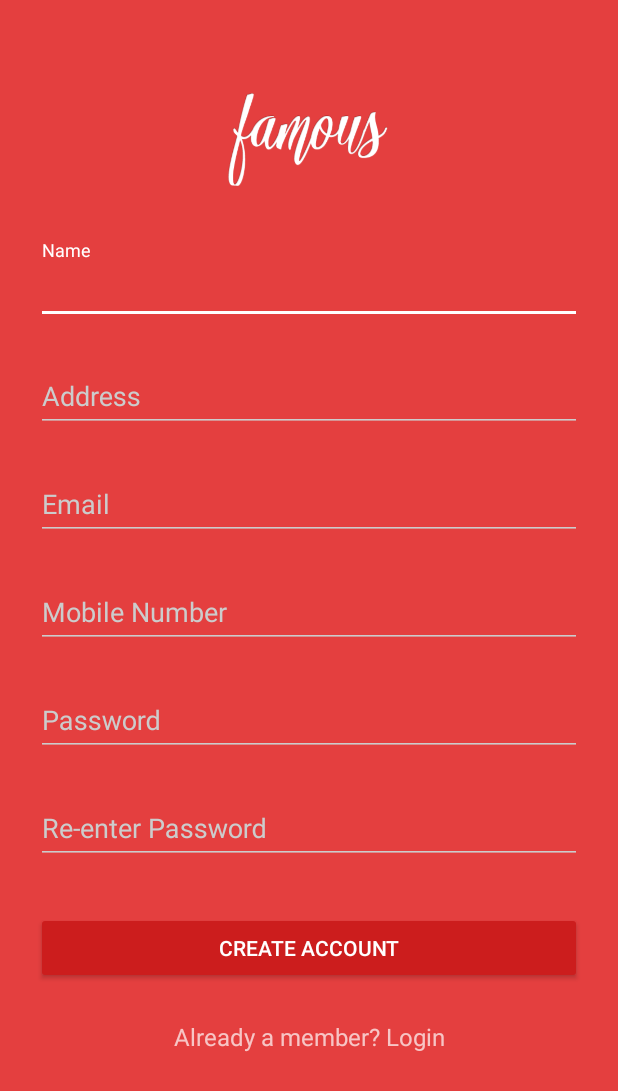
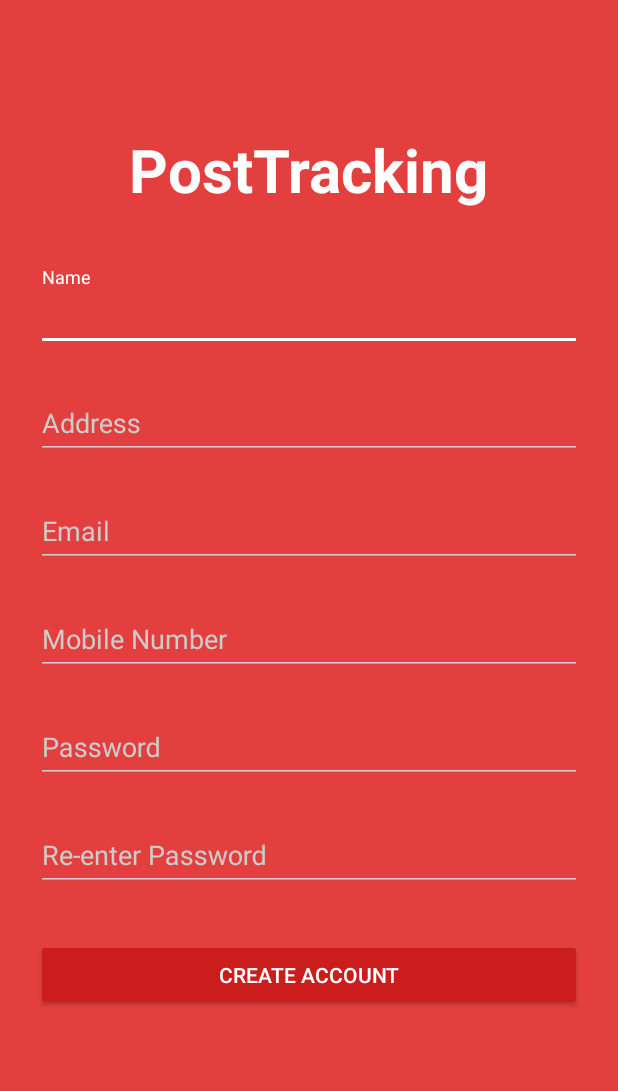
Before and after one commit to anapaularpontes/PostTrackingApp, an Android app: the SignupActivity screen opened directly, with no data from a screen before it, on a phone screen of 412 x 824 dp. Shown: the top 1091 px of the screen. Run offline under Robolectric (Android 15) with nearby library versions, the phone set to English and light mode, and no system bars.

Commit message:
Added some touch to the signup screen, removed the return button, now we can return using the back button from android

```diff
--- a/app/src/main/java/com/posttracking/SignupActivity.java
+++ b/app/src/main/java/com/posttracking/SignupActivity.java
@@ -35,7 +35,6 @@ public class SignupActivity extends AppCompatActivity {
         passwordText = (EditText) findViewById(R.id.input_password);
         reEnterPasswordText = (EditText) findViewById(R.id.input_reEnterPassword);
         signupButton = (Button) findViewById(R.id.btn_signup);
-        loginLink = (TextView) findViewById(R.id.link_login);
 
         signupButton.setOnClickListener(new View.OnClickListener() {
             @Override
@@ -43,24 +42,20 @@ public class SignupActivity extends AppCompatActivity {
                 signup();
             }
         });
-
-        loginLink.setOnClickListener(new View.OnClickListener() {
-            @Override
-            public void onClick(View v) {
-                // Finish the registration screen and return to the Login activity
-                Intent intent = new Intent(getApplicationContext(),LoginActivity.class);
-                startActivity(intent);
-                finish();
-                overridePendingTransition(R.anim.push_left_in, R.anim.push_left_out);
-            }
-        });
     }
 
     @Override
     public void onBackPressed() {
-        // Disable going back to the MainActivity
-        Intent it = new Intent(this, LoginActivity.class);
-        startActivity(it);
+        // Finish the registration screen and return to the Login activity
+        navigateToLogin();
+    }
+
+    private void navigateToLogin() {
+        // Finish the registration screen and return to the Login activity
+        Intent intent = new Intent(getApplicationContext(),LoginActivity.class);
+        startActivity(intent);
+        finish();
+        overridePendingTransition(R.anim.push_left_in, R.anim.push_left_out);
     }
 
     public void signup() {
--- a/app/src/main/res/layout/activity_signup.xml
+++ b/app/src/main/res/layout/activity_signup.xml
@@ -13,11 +13,16 @@
         android:paddingLeft="24dp"
         android:paddingRight="24dp">
 
-        <ImageView android:src="@drawable/logo"
-            android:layout_width="wrap_content"
-            android:layout_height="72dp"
-            android:layout_marginBottom="24dp"
-            android:layout_gravity="center_horizontal" />
+        <TextView
+          android:layout_gravity="center"
+          android:layout_width="wrap_content"
+          android:layout_height="wrap_content"
+          android:text="@string/app_name"
+          android:textSize="40sp"
+          android:textStyle="bold"
+          android:textColor="@color/white"
+          android:layout_marginTop="30dp"
+          android:layout_marginBottom="30dp"/>
 
         <!-- Name Label -->
         <android.support.design.widget.TextInputLayout
@@ -110,13 +115,5 @@
             android:padding="12dp"
             android:text="Create Account"/>
 
-        <TextView android:id="@+id/link_login"
-            android:layout_width="fill_parent"
-            android:layout_height="wrap_content"
-            android:layout_marginBottom="24dp"
-            android:text="Already a member? Login"
-            android:gravity="center"
-            android:textSize="16dip"/>
-
     </LinearLayout>
 </ScrollView>
```
